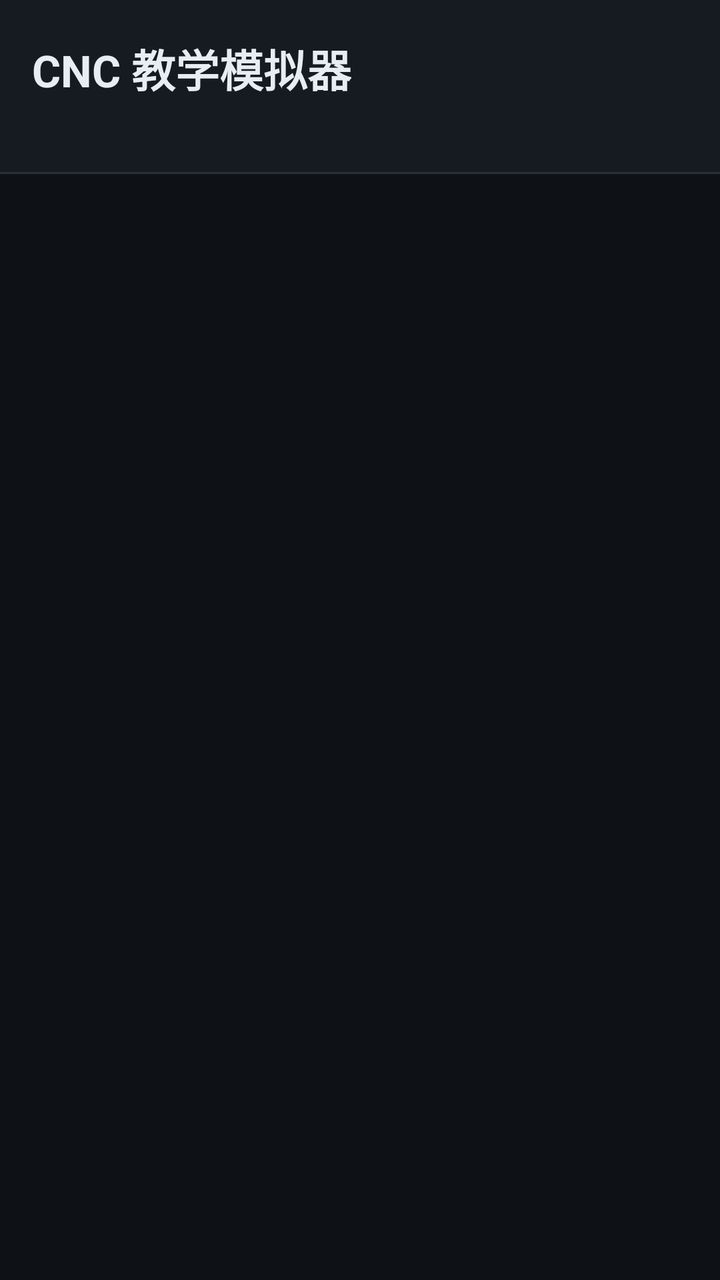
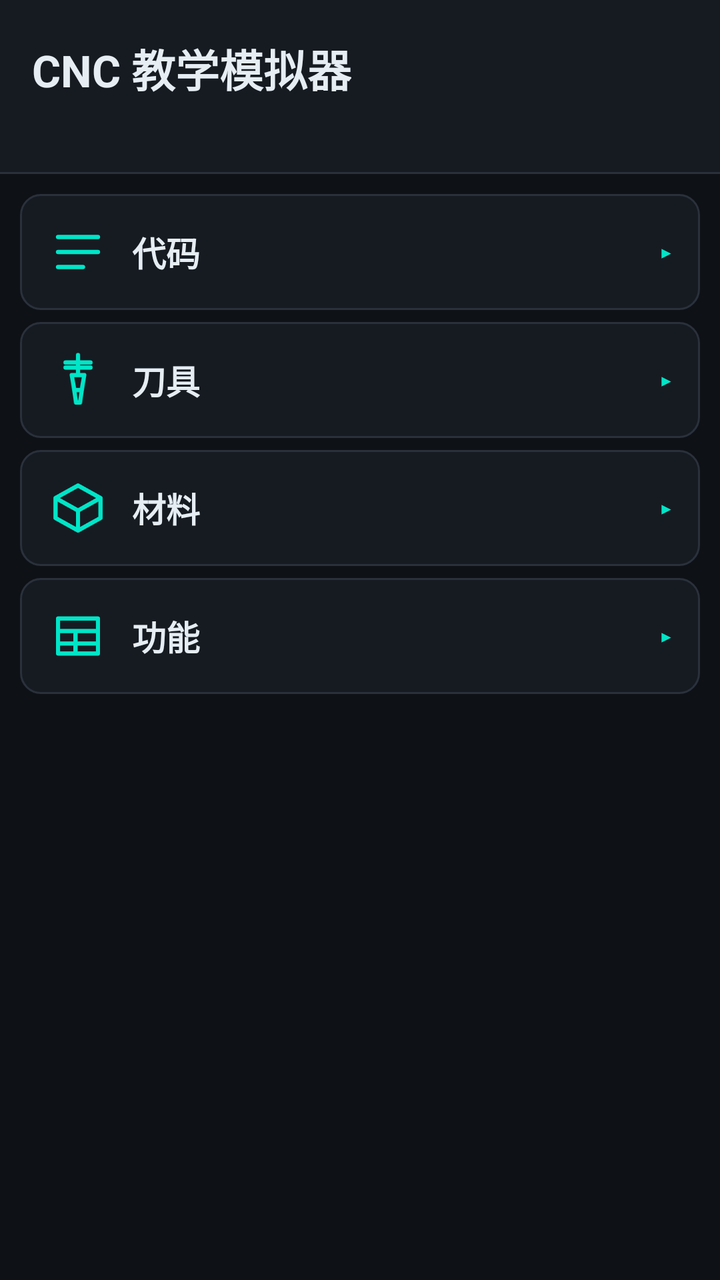

Before-and-after screenshots of an Android layout around one commit, followed by the original layout XML and the change that was made.
<!-- AndroidManifest.xml: application theme Theme.GK -->
<!-- res/layout/activity_main.xml -->
<?xml version="1.0" encoding="utf-8"?>
<LinearLayout xmlns:android="http://schemas.android.com/apk/res/android"
    android:layout_width="match_parent"
    android:layout_height="match_parent"
    android:orientation="vertical"
    android:background="@color/bg">

    
    <LinearLayout
        android:layout_width="match_parent"
        android:layout_height="wrap_content"
        android:orientation="vertical"
        android:background="@color/surface"
        android:paddingStart="16dp"
        android:paddingEnd="16dp"
        android:paddingTop="18dp"
        android:paddingBottom="14dp">

        <TextView
            android:layout_width="wrap_content"
            android:layout_height="wrap_content"
            android:text="CNC 教学模拟器"
            android:textColor="@color/text_primary"
            android:textSize="22sp"
            android:textStyle="bold" />

        <TextView
            android:id="@+id/subtitle"
            android:layout_width="wrap_content"
            android:layout_height="wrap_content"
            android:layout_marginTop="4dp"
            android:text=""
            android:textColor="@color/accent"
            android:textSize="13sp" />
    </LinearLayout>

    <View
        android:layout_width="match_parent"
        android:layout_height="1dp"
        android:background="@color/divider" />

    <ListView
        android:id="@+id/list"
        android:layout_width="match_parent"
        android:layout_height="0dp"
        android:layout_weight="1"
        android:divider="@null"
        android:dividerHeight="0dp"
        android:padding="10dp"
        android:clipToPadding="false"
        android:scrollbars="vertical" />
</LinearLayout>
<!-- resources referenced by this layout -->
<resources>
  <color name="accent">#FF00E5C7</color>
  <color name="bg">#FF0E1116</color>
  <color name="divider">#FF2A313B</color>
  <color name="surface">#FF161B22</color>
  <color name="text_primary">#FFE6EDF3</color>
  <style name="Theme.GK" parent="@android:style/Theme.Material.NoActionBar">
          <item name="android:windowBackground">@color/bg</item>
          <item name="android:colorBackground">@color/bg</item>
          <item name="android:textColorPrimary">@color/text_primary</item>
          <item name="android:textColorSecondary">@color/text_secondary</item>
          <item name="android:colorAccent">@color/accent</item>
          <item name="android:statusBarColor">@color/bg</item>
          <item name="android:navigationBarColor">@color/bg</item>
      </style>
  <color name="text_secondary">#FF8B98A5</color>
</resources>

<!-- the commit's change to res/layout/activity_main.xml (unified diff, before → after) -->
@@ -5,7 +5,6 @@
     android:orientation="vertical"
     android:background="@color/bg">
 
-    
     <LinearLayout
         android:layout_width="match_parent"
         android:layout_height="wrap_content"
@@ -29,7 +28,6 @@
             android:layout_width="wrap_content"
             android:layout_height="wrap_content"
             android:layout_marginTop="4dp"
-            android:text=""
             android:textColor="@color/accent"
             android:textSize="13sp" />
     </LinearLayout>
@@ -39,14 +37,172 @@
         android:layout_height="1dp"
         android:background="@color/divider" />
 
-    <ListView
-        android:id="@+id/list"
+    <ScrollView
         android:layout_width="match_parent"
         android:layout_height="0dp"
-        android:layout_weight="1"
-        android:divider="@null"
-        android:dividerHeight="0dp"
-        android:padding="10dp"
-        android:clipToPadding="false"
-        android:scrollbars="vertical" />
+        android:layout_weight="1">
+
+        <LinearLayout
+            android:layout_width="match_parent"
+            android:layout_height="wrap_content"
+            android:orientation="vertical"
+            android:padding="10dp">
+
+            
+            <LinearLayout
+                android:id="@+id/head_code"
+                android:layout_width="match_parent"
+                android:layout_height="wrap_content"
+                android:orientation="horizontal"
+                android:gravity="center_vertical"
+                android:background="@drawable/row_bg"
+                android:padding="14dp"
+                android:layout_marginBottom="6dp">
+                <ImageView
+                    android:layout_width="30dp"
+                    android:layout_height="30dp"
+                    android:layout_marginEnd="12dp"
+                    android:src="@drawable/ic_mod_gcode" />
+                <TextView
+                    android:layout_width="0dp"
+                    android:layout_height="wrap_content"
+                    android:layout_weight="1"
+                    android:text="代码"
+                    android:textColor="@color/text_primary"
+                    android:textSize="17sp"
+                    android:textStyle="bold" />
+                <TextView
+                    android:id="@+id/arrow_code"
+                    android:layout_width="wrap_content"
+                    android:layout_height="wrap_content"
+                    android:text="▸"
+                    android:textColor="@color/accent"
+                    android:textSize="16sp" />
+            </LinearLayout>
+            <LinearLayout
+                android:id="@+id/body_code"
+                android:layout_width="match_parent"
+                android:layout_height="wrap_content"
+                android:orientation="vertical"
+                android:visibility="gone"
+                android:layout_marginBottom="6dp" />
+
+            
+            <LinearLayout
+                android:id="@+id/head_tool"
+                android:layout_width="match_parent"
+                android:layout_height="wrap_content"
+                android:orientation="horizontal"
+                android:gravity="center_vertical"
+                android:background="@drawable/row_bg"
+                android:padding="14dp"
+                android:layout_marginBottom="6dp">
+                <ImageView
+                    android:layout_width="30dp"
+                    android:layout_height="30dp"
+                    android:layout_marginEnd="12dp"
+                    android:src="@drawable/ic_mod_tool" />
+                <TextView
+                    android:layout_width="0dp"
+                    android:layout_height="wrap_content"
+                    android:layout_weight="1"
+                    android:text="刀具"
+                    android:textColor="@color/text_primary"
+                    android:textSize="17sp"
+                    android:textStyle="bold" />
+                <TextView
+                    android:id="@+id/arrow_tool"
+                    android:layout_width="wrap_content"
+                    android:layout_height="wrap_content"
+                    android:text="▸"
+                    android:textColor="@color/accent"
+                    android:textSize="16sp" />
+            </LinearLayout>
+            <LinearLayout
+                android:id="@+id/body_tool"
+                android:layout_width="match_parent"
+                android:layout_height="wrap_content"
+                android:orientation="vertical"
+                android:visibility="gone"
+                android:layout_marginBottom="6dp" />
+
+            
+            <LinearLayout
+                android:id="@+id/head_material"
+                android:layout_width="match_parent"
+                android:layout_height="wrap_content"
+                android:orientation="horizontal"
+                android:gravity="center_vertical"
+                android:background="@drawable/row_bg"
+                android:padding="14dp"
+                android:layout_marginBottom="6dp">
+                <ImageView
+                    android:layout_width="30dp"
+                    android:layout_height="30dp"
+                    android:layout_marginEnd="12dp"
+                    android:src="@drawable/ic_mod_material" />
+                <TextView
+                    android:layout_width="0dp"
+                    android:layout_height="wrap_content"
+                    android:layout_weight="1"
+                    android:text="材料"
+                    android:textColor="@color/text_primary"
+                    android:textSize="17sp"
+                    android:textStyle="bold" />
+                <TextView
+                    android:id="@+id/arrow_material"
+                    android:layout_width="wrap_content"
+                    android:layout_height="wrap_content"
+                    android:text="▸"
+                    android:textColor="@color/accent"
+                    android:textSize="16sp" />
+            </LinearLayout>
+            <LinearLayout
+                android:id="@+id/body_material"
+                android:layout_width="match_parent"
+                android:layout_height="wrap_content"
+                android:orientation="vertical"
+                android:visibility="gone"
+                android:layout_marginBottom="6dp" />
+
+            
+            <LinearLayout
+                android:id="@+id/head_features"
+                android:layout_width="match_parent"
+                android:layout_height="wrap_content"
+                android:orientation="horizontal"
+                android:gravity="center_vertical"
+                android:background="@drawable/row_bg"
+                android:padding="14dp"
+                android:layout_marginBottom="6dp">
+                <ImageView
+                    android:layout_width="30dp"
+                    android:layout_height="30dp"
+                    android:layout_marginEnd="12dp"
+                    android:src="@drawable/ic_mod_panel" />
+                <TextView
+                    android:layout_width="0dp"
+                    android:layout_height="wrap_content"
+                    android:layout_weight="1"
+                    android:text="功能"
+                    android:textColor="@color/text_primary"
+                    android:textSize="17sp"
+                    android:textStyle="bold" />
+                <TextView
+                    android:id="@+id/arrow_features"
+                    android:layout_width="wrap_content"
+                    android:layout_height="wrap_content"
+                    android:text="▸"
+                    android:textColor="@color/accent"
+                    android:textSize="16sp" />
+            </LinearLayout>
+            <LinearLayout
+                android:id="@+id/body_features"
+                android:layout_width="match_parent"
+                android:layout_height="wrap_content"
+                android:orientation="vertical"
+                android:visibility="gone"
+                android:layout_marginBottom="6dp" />
+        </LinearLayout>
+    </ScrollView>
 </LinearLayout>
<!-- resource entries referenced after the edit -->
@@ -5,6 +5,60 @@
   <color name="divider">#FF2A313B</color>
   <color name="surface">#FF161B22</color>
   <color name="text_primary">#FFE6EDF3</color>
+  <!-- drawable ic_mod_gcode (drawable) -->
+  <?xml version="1.0" encoding="utf-8"?>
+  <vector xmlns:android="http://schemas.android.com/apk/res/android"
+      android:width="24dp"
+      android:height="24dp"
+      android:viewportWidth="24"
+      android:viewportHeight="24">
+      <path android:strokeColor="#00E5C7" android:strokeWidth="1.7" android:strokeLineCap="round" android:strokeLineJoin="round" android:fillColor="#00000000" android:pathData="M4,6 L20,6 M4,12 L20,12 M4,18 L14,18" />
+  </vector>
+  <!-- drawable ic_mod_material (drawable) -->
+  <?xml version="1.0" encoding="utf-8"?>
+  <vector xmlns:android="http://schemas.android.com/apk/res/android"
+      android:width="24dp"
+      android:height="24dp"
+      android:viewportWidth="24"
+      android:viewportHeight="24">
+      <path android:strokeColor="#00E5C7" android:strokeWidth="1.7" android:strokeLineCap="round" android:strokeLineJoin="round" android:fillColor="#00000000" android:pathData="M12,3 L21,8 L21,16 L12,21 L3,16 L3,8 Z M3,8 L12,13 L21,8 M12,13 L12,21" />
+  </vector>
+  <!-- drawable ic_mod_panel (drawable) -->
+  <?xml version="1.0" encoding="utf-8"?>
+  <vector xmlns:android="http://schemas.android.com/apk/res/android"
+      android:width="24dp"
+      android:height="24dp"
+      android:viewportWidth="24"
+      android:viewportHeight="24">
+      <path android:strokeColor="#00E5C7" android:strokeWidth="1.7" android:strokeLineCap="round" android:strokeLineJoin="round" android:fillColor="#00000000" android:pathData="M4,5 L20,5 L20,19 L4,19 Z M4,10 L20,10 M11,10 L11,19 M4,15 L20,15" />
+  </vector>
+  <!-- drawable ic_mod_tool (drawable) -->
+  <?xml version="1.0" encoding="utf-8"?>
+  <vector xmlns:android="http://schemas.android.com/apk/res/android"
+      android:width="24dp"
+      android:height="24dp"
+      android:viewportWidth="24"
+      android:viewportHeight="24">
+      <path android:strokeColor="#00E5C7" android:strokeWidth="1.7" android:strokeLineCap="round" android:strokeLineJoin="round" android:fillColor="#00000000" android:pathData="M12,2 L12,10 M9.5,10 L14.5,10 L13.5,16 L10.5,16 Z M10.5,16 L11.2,21 L12.8,21 L13.5,16" />
+      <path android:strokeColor="#00E5C7" android:strokeWidth="1.7" android:strokeLineCap="round" android:strokeLineJoin="round" android:fillColor="#00000000" android:pathData="M7,5 L17,5 M7,7 L17,7" />
+  </vector>
+  <!-- drawable row_bg (drawable) -->
+  <?xml version="1.0" encoding="utf-8"?>
+  <selector xmlns:android="http://schemas.android.com/apk/res/android">
+      <item android:state_pressed="true">
+          <shape android:shape="rectangle">
+              <solid android:color="@color/surface2" />
+              <corners android:radius="10dp" />
+          </shape>
+      </item>
+      <item>
+          <shape android:shape="rectangle">
+              <solid android:color="@color/surface" />
+              <corners android:radius="10dp" />
+              <stroke android:width="1dp" android:color="@color/divider" />
+          </shape>
+      </item>
+  </selector>
   <style name="Theme.GK" parent="@android:style/Theme.Material.NoActionBar">
           <item name="android:windowBackground">@color/bg</item>
           <item name="android:colorBackground">@color/bg</item>
@@ -14,6 +68,7 @@
           <item name="android:statusBarColor">@color/bg</item>
           <item name="android:navigationBarColor">@color/bg</item>
       </style>
+  <color name="surface2">#FF1F2630</color>
   <color name="text_secondary">#FF8B98A5</color>
 </resources>
 
